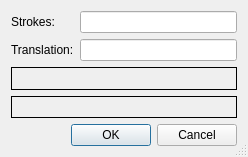
First picture: the form in plover/gui_qt/add_translation.ui, repository morinted/plover, before the edit.
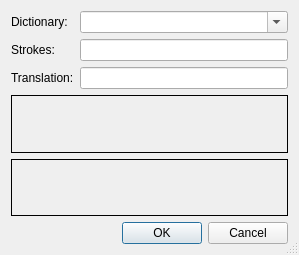
Second picture: the form after the edit.

Commit message: gui_qt: add dictionary selection in add translation

Patch:
```diff
--- a/plover/gui_qt/add_translation.ui
+++ b/plover/gui_qt/add_translation.ui
@@ -6,8 +6,8 @@
    <rect>
     <x>0</x>
     <y>0</y>
-    <width>248</width>
-    <height>157</height>
+    <width>299</width>
+    <height>255</height>
    </rect>
   </property>
   <property name="sizePolicy">
@@ -25,7 +25,7 @@
   <layout class="QVBoxLayout" name="verticalLayout">
    <item>
     <layout class="QFormLayout" name="formLayout">
-     <item row="0" column="0">
+     <item row="1" column="0">
       <widget class="QLabel" name="label">
        <property name="sizePolicy">
         <sizepolicy hsizetype="Minimum" vsizetype="Minimum">
@@ -38,7 +38,7 @@
        </property>
       </widget>
      </item>
-     <item row="0" column="1">
+     <item row="1" column="1">
       <widget class="QLineEdit" name="strokes">
        <property name="sizePolicy">
         <sizepolicy hsizetype="MinimumExpanding" vsizetype="Minimum">
@@ -48,7 +48,7 @@
        </property>
       </widget>
      </item>
-     <item row="1" column="0">
+     <item row="2" column="0">
       <widget class="QLabel" name="label_2">
        <property name="sizePolicy">
         <sizepolicy hsizetype="Minimum" vsizetype="Minimum">
@@ -61,7 +61,7 @@
        </property>
       </widget>
      </item>
-     <item row="1" column="1">
+     <item row="2" column="1">
       <widget class="QLineEdit" name="translation">
        <property name="sizePolicy">
         <sizepolicy hsizetype="MinimumExpanding" vsizetype="Minimum">
@@ -71,6 +71,20 @@
        </property>
       </widget>
      </item>
+     <item row="0" column="0">
+      <widget class="QLabel" name="label_3">
+       <property name="text">
+        <string>Dictionary:</string>
+       </property>
+      </widget>
+     </item>
+     <item row="0" column="1">
+      <widget class="QComboBox" name="dictionary">
+       <property name="editable">
+        <bool>true</bool>
+       </property>
+      </widget>
+     </item>
     </layout>
    </item>
    <item>
```
The commit also changes 4 other files.
